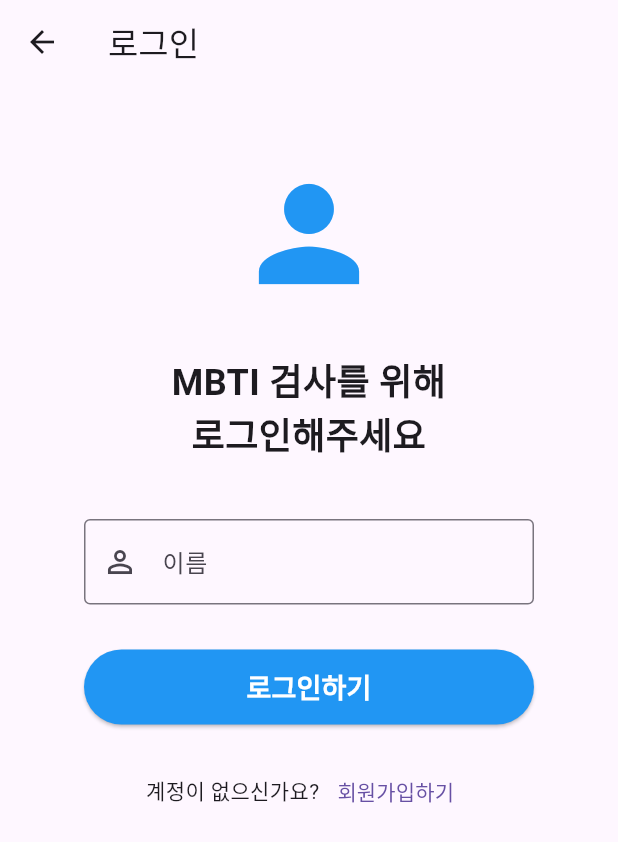
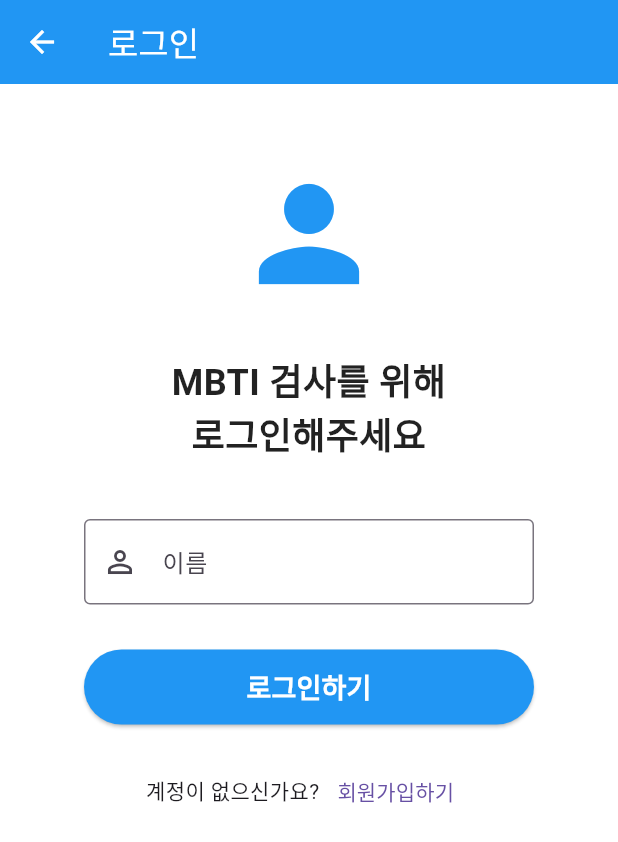
Before and after one commit to yeonhee-cho/MBTI, a Flutter app: the screen it shows after launch, after a tap on "로그인하기", on a phone screen of 412 x 824 dp. Shown: the top 842 px of the screen. Run offline on Flutter 3.47's test engine with Material 3 defaults, Android fonts, the phone set to English and light mode, and no system bars; our stand-ins replace connectivity_plus, dio, flutter_dotenv, geolocator, go_router, shared_preferences; missing offline and left inert: kakao_map_plugin; accounts and stored records are empty.

Commit message:
테마 작업

```diff
--- /dev/null
+++ b/frontend/lib/common/app_styles.dart
@@ -0,0 +1,361 @@
+// 어플 전체에서 사용할 색상들의 정의
+import 'dart:ui';
+
+import 'package:flutter/material.dart';
+
+/*
+* 일반적인 웹 디자인에서 사용하는 색상코드
+* rgb(rgb(255,255,255), rgba(rgba(0,0,0,0.9)),
+* hex(#fffff)
+*
+* 플러터에서 색상을 표기하는 방법
+* 방법 1 : hex 색상에 0xFF 붙이기 가장 일반적으로 많이 사용
+* 0xFF는 불투명도
+* Color(0xFF64B5F6)
+*       0xFF         64B5F6
+*       완전 보이게   hex 색상 표기
+*
+* 방법 2 : fromARGB
+* Color.fromARGB(255,100,181,246)
+*                Alpha
+*                투명도
+*
+* 방법 3 : fromRGB0 = rgb, rgba 와 비슷한 형태
+* Color.fromARGB(100,181,246, 1.0)
+*                             투명도를 0.0 ~ 1.0 사이
+*
+* 0xFF = 255 = 100% 불투명 (완전히 보임)
+* 0xCC = 204 = 80% 불투명
+* 0x99 = 153 = 60% 불투명
+* 0x66 = 102 = 40% 불투명
+* 0x33 =  51 = 20% 불투명
+* 0x00 =   0 = 0% 투명 (완전히 안 보임)
+*
+* 밝기 조절
+* Colors.blue[50]  // 매우 밝은 파란색
+* Colors.blue[500] // 기본 파란색
+* Colors.blue[900] // 매우 어두운 파란색
+* */
+class AppColors {
+  // Primary Colors
+  static const Color primary = Colors.blue;
+  static const Color primaryLight = Color(0xFF64B5F6);
+  static const Color primaryDark = Color(0xFF1976D2);
+
+
+  // Secondary Colors
+  static const Color secondary = Colors.green;
+  static const Color accent = Colors.amber;
+
+  // Text Colors
+  static const Color textPrimary = Colors.black87;
+  static const Color textSecondary = Colors.grey;
+  static const Color textWhite = Colors.white;
+
+  // Background Colors
+  static const Color background = Colors.white;
+  static const Color backgroundLight = Color(0xFFF5F5F5);
+  static const Color cardBackground = Color(0xFFFAFAFA);
+
+  // Status Colors
+  static const Color success = Colors.green;
+  static const Color error = Colors.red;
+  static const Color warning = Colors.orange;
+  static const Color info = Colors.blue;
+
+  // Grey Scale
+  static final Color grey50 = Colors.grey[50]!;
+  static final Color grey100 = Colors.grey[100]!;
+  static final Color grey200 = Colors.grey[200]!;
+  static final Color grey300 = Colors.grey[300]!;
+  static final Color grey600 = Colors.grey[600]!;
+  static final Color grey700 = Colors.grey[700]!;
+}
+
+/// 앱 전체에서 사용할 텍스트 스타일 정의
+class AppTextStyles {
+  // Headings
+  static const TextStyle h1 = TextStyle(
+    fontSize: 32,
+    fontWeight: FontWeight.bold,
+    color: AppColors.textPrimary,
+  );
+
+  static const TextStyle h2 = TextStyle(
+    fontSize: 28,
+    fontWeight: FontWeight.bold,
+    color: AppColors.textPrimary,
+  );
+
+  static const TextStyle h3 = TextStyle(
+    fontSize: 24,
+    fontWeight: FontWeight.bold,
+    color: AppColors.textPrimary,
+  );
+
+  static const TextStyle h4 = TextStyle(
+    fontSize: 20,
+    fontWeight: FontWeight.bold,
+    color: AppColors.textPrimary,
+  );
+
+  // Body Text
+  static const TextStyle body1 = TextStyle(
+    fontSize: 18,
+    color: AppColors.textPrimary,
+  );
+
+  static const TextStyle body2 = TextStyle(
+    fontSize: 16,
+    color: AppColors.textPrimary,
+  );
+
+  static const TextStyle body3 = TextStyle(
+    fontSize: 14,
+    color: AppColors.textPrimary,
+  );
+
+  // Special Text Styles
+  static const TextStyle button = TextStyle(
+    fontSize: 16,
+    fontWeight: FontWeight.w600,
+  );
+
+  static const TextStyle caption = TextStyle(
+    fontSize: 12,
+    color: AppColors.textSecondary,
+  );
+
+  static const TextStyle label = TextStyle(
+    fontSize: 14,
+    fontWeight: FontWeight.w500,
+    color: AppColors.textSecondary,
+  );
+
+  // MBTI 관련 특수 스타일
+  static const TextStyle mbtiType = TextStyle(
+    fontSize: 28,
+    fontWeight: FontWeight.bold,
+    color: AppColors.primary,
+  );
+
+  static const TextStyle mbtiTypeSmall = TextStyle(
+    fontSize: 18,
+    fontWeight: FontWeight.bold,
+    color: AppColors.textPrimary,
+  );
+
+  static const TextStyle scoreText = TextStyle(
+    fontSize: 16,
+    fontWeight: FontWeight.bold,
+  );
+}
+
+/// 앱 전체에서 사용할 간격(Spacing) 정의
+class AppSpacing {
+  static const double xs = 4.0;
+  static const double sm = 8.0;
+  static const double md = 16.0;
+  static const double lg = 24.0;
+  static const double xl = 32.0;
+  static const double xxl = 40.0;
+  static const double xxxl = 50.0;
+}
+
+/// 앱 전체에서 사용할 BorderRadius 정의
+class AppRadius {
+  static const double sm = 8.0;
+  static const double md = 12.0;
+  static const double lg = 16.0;
+  static const double xl = 20.0;
+  static const double circle = 999.0;
+
+  // BorderRadius 객체
+  static BorderRadius get smallRadius => BorderRadius.circular(sm);
+  static BorderRadius get mediumRadius => BorderRadius.circular(md);
+  static BorderRadius get largeRadius => BorderRadius.circular(lg);
+  static BorderRadius get extraLargeRadius => BorderRadius.circular(xl);
+  static BorderRadius get circleRadius => BorderRadius.circular(circle);
+}
+
+/// 앱 전체에서 사용할 아이콘 크기 정의
+class AppIconSize {
+  static const double xs = 16.0;
+  static const double sm = 20.0;
+  static const double md = 24.0;
+  static const double lg = 32.0;
+  static const double xl = 48.0;
+  static const double xxl = 64.0;
+  static const double xxxl = 80.0;
+  static const double huge = 100.0;
+}
+
+/// 앱 전체에서 사용할 버튼 스타일 정의
+class AppButtonStyles {
+  // Primary 버튼
+  static ButtonStyle primary = ElevatedButton.styleFrom(
+    backgroundColor: AppColors.primary,
+    foregroundColor: AppColors.textWhite,
+    padding: EdgeInsets.symmetric(horizontal: AppSpacing.lg, vertical: AppSpacing.md),
+    shape: RoundedRectangleBorder(
+      borderRadius: AppRadius.mediumRadius,
+    ),
+  );
+
+  // Secondary 버튼
+  static ButtonStyle secondary = ElevatedButton.styleFrom(
+    backgroundColor: AppColors.secondary,
+    foregroundColor: AppColors.textWhite,
+    padding: EdgeInsets.symmetric(horizontal: AppSpacing.lg, vertical: AppSpacing.md),
+    shape: RoundedRectangleBorder(
+      borderRadius: AppRadius.mediumRadius,
+    ),
+  );
+
+  // Outline 버튼
+  static ButtonStyle outline = ElevatedButton.styleFrom(
+    backgroundColor: Colors.transparent,
+    foregroundColor: AppColors.primary,
+    side: BorderSide(color: AppColors.primary, width: 2),
+    padding: EdgeInsets.symmetric(horizontal: AppSpacing.lg, vertical: AppSpacing.md),
+    shape: RoundedRectangleBorder(
+      borderRadius: AppRadius.mediumRadius,
+    ),
+  );
+
+  // Grey 버튼
+  static ButtonStyle grey = ElevatedButton.styleFrom(
+    backgroundColor: AppColors.grey300,
+    foregroundColor: AppColors.textPrimary,
+    padding: EdgeInsets.symmetric(horizontal: AppSpacing.lg, vertical: AppSpacing.md),
+    shape: RoundedRectangleBorder(
+      borderRadius: AppRadius.mediumRadius,
+    ),
+  );
+
+  // Danger 버튼
+  static ButtonStyle danger = ElevatedButton.styleFrom(
+    backgroundColor: AppColors.error,
+    foregroundColor: AppColors.textWhite,
+    padding: EdgeInsets.symmetric(horizontal: AppSpacing.lg, vertical: AppSpacing.md),
+    shape: RoundedRectangleBorder(
+      borderRadius: AppRadius.mediumRadius,
+    ),
+  );
+}
+
+// 앱 전체에서 사용할 Card 스타일 정의
+class AppCardStyles {
+  static BoxDecoration standard = BoxDecoration(
+    color: AppColors.cardBackground,
+    borderRadius: AppRadius.mediumRadius,
+    border: Border.all(color: AppColors.grey300),
+  );
+
+  static BoxDecoration elevated = BoxDecoration(
+    color: AppColors.background,
+    borderRadius: AppRadius.mediumRadius,
+    boxShadow: [
+      BoxShadow(
+        color: Colors.black.withOpacity(0.1),
+        blurRadius: 8,
+        offset: Offset(0, 2),
+      ),
+    ],
+  );
+
+  static BoxDecoration result = BoxDecoration(
+    color: AppColors.primary,
+    borderRadius: AppRadius.largeRadius,
+    border: Border.all(color: AppColors.primary, width: 2),
+  );
+}
+
+// 앱 전체에서 사용할 InputDecoration 정의
+class AppInputStyles {
+  static InputDecoration standard({
+    String? labelText,
+    String? hintText,
+    String? errorText,
+    IconData? prefixIcon,
+  }) {
+    return InputDecoration(
+      labelText: labelText,
+      hintText: hintText,
+      errorText: errorText,
+      prefixIcon: prefixIcon != null ? Icon(prefixIcon) : null,
+      border: OutlineInputBorder(
+        borderRadius: AppRadius.smallRadius,
+      ),
+      contentPadding: EdgeInsets.symmetric(
+        horizontal: AppSpacing.md,
+        vertical: AppSpacing.md,
+      ),
+    );
+  }
+}
+
+// 앱 전체에서 사용할 그림자 효과 정의
+class AppShadows {
+  static List<BoxShadow> small = [
+    BoxShadow(
+      color: Colors.black.withOpacity(0.05),
+      blurRadius: 4,
+      offset: Offset(0, 2),
+    ),
+  ];
+
+  static List<BoxShadow> medium = [
+    BoxShadow(
+      color: Colors.black.withOpacity(0.1),
+      blurRadius: 8,
+      offset: Offset(0, 4),
+    ),
+  ];
+
+  static List<BoxShadow> large = [
+    BoxShadow(
+      color: Colors.black.withOpacity(0.15),
+      blurRadius: 16,
+      offset: Offset(0, 8),
+    ),
+  ];
+}
+
+// 자주 사용하는 SizedBox 정의
+class AppSizedBox {
+  static const SizedBox h4 = SizedBox(height: 4);
+  static const SizedBox h8 = SizedBox(height: 8);
+  static const SizedBox h10 = SizedBox(height: 10);
+  static const SizedBox h16 = SizedBox(height: 16);
+  static const SizedBox h20 = SizedBox(height: 20);
+  static const SizedBox h24 = SizedBox(height: 24);
+  static const SizedBox h30 = SizedBox(height: 30);
+  static const SizedBox h40 = SizedBox(height: 40);
+  static const SizedBox h50 = SizedBox(height: 50);
+  static const SizedBox h60 = SizedBox(height: 60);
+
+  static const SizedBox w8 = SizedBox(width: 8);
+  static const SizedBox w16 = SizedBox(width: 16);
+  static const SizedBox w20 = SizedBox(width: 20);
+  static const SizedBox w24 = SizedBox(width: 24);
+}
+
+// 자주 사용하는 EdgeInsets 정의
+class AppPadding {
+  static const EdgeInsets zero = EdgeInsets.zero;
+  static const EdgeInsets all4 = EdgeInsets.all(4);
+  static const EdgeInsets all8 = EdgeInsets.all(8);
+  static const EdgeInsets all16 = EdgeInsets.all(16);
+  static const EdgeInsets all20 = EdgeInsets.all(20);
+  static const EdgeInsets all24 = EdgeInsets.all(24);
+
+  static const EdgeInsets horizontal16 = EdgeInsets.symmetric(horizontal: 16);
+  static const EdgeInsets horizontal20 = EdgeInsets.symmetric(horizontal: 20);
+  static const EdgeInsets vertical16 = EdgeInsets.symmetric(vertical: 16);
+  static const EdgeInsets vertical20 = EdgeInsets.symmetric(vertical: 20);
+
+  static const EdgeInsets symmetric16 = EdgeInsets.symmetric(horizontal: 16, vertical: 16);
+  static const EdgeInsets symmetric20 = EdgeInsets.symmetric(horizontal: 20, vertical: 20);
+  static const EdgeInsets page = EdgeInsets.symmetric(horizontal: 20, vertical: 50);
+}
--- a/frontend/lib/main.dart
+++ b/frontend/lib/main.dart
@@ -4,6 +4,7 @@ import 'package:frontend/common/constants.dart';
 import 'package:frontend/common/env_config.dart';
 import 'package:frontend/models/result_model.dart';
 import 'package:frontend/providers/auth_provider.dart';
+import 'package:frontend/providers/theme_provider.dart';
 import 'package:frontend/screens/history/result_detail_screen.dart';
 import 'package:frontend/screens/home/home_screen.dart';
 import 'package:frontend/screens/login/login_screen.dart';
@@ -154,12 +155,45 @@ class MyApp extends StatelessWidget {
     return MultiProvider(
       providers: [
         ChangeNotifierProvider(create: (_) => AuthProvider()),
+        ChangeNotifierProvider(create: (_) => ThemeProvider())
       ],
-      child: MaterialApp.router(
-        title: AppConstants.appName,
-        debugShowCheckedModeBanner: false,
-        // 경로 설정에 대한 것은 : _router 라는 변수 이름을 참고해서 사용하거라
-        routerConfig: _router,
+      child:
+      Consumer<ThemeProvider> (
+        builder: (context, themeProvider, child) {
+          return MaterialApp.router(
+            title: AppConstants.appName,
+            debugShowCheckedModeBanner: false,
+            // 경로 설정에 대한 것은 : _router 라는 변수 이름을 참고해서 사용하거라
+            routerConfig: _router,
+
+            themeMode: themeProvider.themeMode,
+            // 라이트 모드 디자인
+            theme: ThemeData(
+              brightness: Brightness.light,
+              // ThemeData와 같이 색상 팔레트를 설정하는 속성에는
+              // 개발자가 작성한 변수명칭의 색상을 사용할 수 없음
+              // Material 에서 만든 색상만 가능
+              primarySwatch: Colors.blue,
+              // primarySwatch: AppColors.primary, //
+              scaffoldBackgroundColor: Colors.white,
+              appBarTheme: AppBarTheme(
+                backgroundColor: Colors.blue,
+                foregroundColor: Colors.white,
+              )
+            ),
+
+            // 다크 모드 디자인
+            darkTheme: ThemeData(
+                brightness: Brightness.dark,
+                primarySwatch: Colors.indigo,
+                scaffoldBackgroundColor: Colors.grey[900],
+                appBarTheme: AppBarTheme(
+                  backgroundColor: Colors.grey[850],
+                  foregroundColor: Colors.white,
+                )
+            ),
+          );
+        }
       )
       /* 추후 라이트 테마 다크 테마
       * theme
--- /dev/null
+++ b/frontend/lib/providers/theme_provider.dart
@@ -0,0 +1,47 @@
+import 'package:flutter/cupertino.dart';
+import 'package:flutter/material.dart';
+import 'package:shared_preferences/shared_preferences.dart';
+
+// 보통 클래스가 아니라 모두에세 나를 알려야하는 클래스임을 표기
+// 내가 화이트면 모두 화이트로 공지하여 교체해 라는 클래스
+class ThemeProvider with ChangeNotifier {
+  // setter getter 에서 getter
+  /*
+  private ThemeMode themeMode;
+
+  public ThemeMode getThemeMode() {
+    _themeMode
+  }
+  */
+  // 원본을 유지하며
+  ThemeMode _themeMode = ThemeMode.system; // 어플 시스템 테마 속성을 _themeMode 담아서 관리
+  // 복제본으로 데이터 get 가져와 사용
+  // setter getter 에서 getter dart() {} 의미없이 쓰지말고 -> 끝내버리자 문법
+  ThemeMode get themeMode => _themeMode;
+
+  // 현재 다크모드인지 확인하는 getter
+  bool get isDarkMode => _themeMode == ThemeMode.dark;
+
+  ThemeProvider() {
+    // 생성되자마자 초기로 저장된 테마 불러오기
+    _loadTheme();
+  }
+
+  // 테마 변경
+  void toggleTheme(bool isDark) async {
+    _themeMode = isDark ? ThemeMode.dark : ThemeMode.light;
+    notifyListeners(); // UI 업데이트 전체 적용
+  }
+  // 저장된 테마 불러오기
+
+  Future<void> _loadTheme() async {
+    final prefs = await SharedPreferences.getInstance();
+    final isDark = prefs.getBool('isDarkMode');
+
+    // 저장된 값이 없으면 시스템 설정 유지, 있으면 해당 값 적용
+    if(isDark != null) {
+      _themeMode = isDark ? ThemeMode.dark : ThemeMode.light;
+      notifyListeners(); // 모두에세 공지하여 적용하겠다.
+    }
+  }
+}
--- a/frontend/lib/screens/home/home_screen.dart
+++ b/frontend/lib/screens/home/home_screen.dart
@@ -1,6 +1,7 @@
 import 'package:flutter/material.dart';
 import 'package:frontend/common/constants.dart';
 import 'package:frontend/providers/auth_provider.dart';
+import 'package:frontend/providers/theme_provider.dart';
 import 'package:frontend/services/network_service.dart';
 import 'package:frontend/widgets/home/guest_section.dart';
 import 'package:frontend/widgets/home/profile_menu.dart';
@@ -199,6 +200,18 @@ class _HomeScreenState extends State<HomeScreen> {
             title: const Text("MBTI 유형 검사"),
             // const를 생략할 경우 매번 불러와서 무거워 질 수 있으나 빼도 상관 없음
             actions: [
+              // 테마 변경 스위치
+              Row(
+                children: [
+                  Icon(Icons.dark_mode, size: 20),
+                  Switch(
+                      value: context.watch<ThemeProvider>().isDarkMode,
+                      onChanged: (value) {
+                        context.read<ThemeProvider>().toggleTheme(value);
+                      }
+                  )
+                ],
+              ),
               // 로그인 상태에 따라 버튼 표시
               if (isLoggedIn)
                 // 분리된 프로필 메뉴 위젯에
--- a/frontend/lib/screens/login/login_screen.dart
+++ b/frontend/lib/screens/login/login_screen.dart
@@ -1,4 +1,5 @@
 import 'package:flutter/material.dart';
+import 'package:frontend/common/app_styles.dart';
 import 'package:frontend/providers/auth_provider.dart';
 import 'package:frontend/services/api_service.dart';
 import 'package:go_router/go_router.dart';
@@ -172,7 +173,7 @@ class LoginScreenState extends State<LoginScreen> {
         child: Center(
           child : Container(
 
-            padding: EdgeInsets.symmetric(vertical: 50, horizontal: 20),
+            padding: AppPadding.page,
 
           /* 4-3: Column으로 세로 배치 */
             child: Column(
@@ -180,18 +181,22 @@ class LoginScreenState extends State<LoginScreen> {
               children: [
                 /* 5: 각 위젯 구현 */
                 /* 5-1: 사용자 아이콘 추가 */
-                Icon(Icons.person, size: 100, color: Colors.blue),
+                Icon(
+                    Icons.person,
+                    size: AppIconSize.huge,
+                    color: AppColors.primary,
+                ),
                 /* 5-2: 간격 추가 */
-                SizedBox(height: 30),
+                AppSizedBox.h30,
 
                 /* 5-3: 안내 문구 Text 위젯 */
                 Text(
                     'MBTI 검사를 위해\n로그인해주세요',
-                    style: TextStyle(fontSize: 24, fontWeight: FontWeight.bold),
+                    style: AppTextStyles.h3,
                     textAlign: TextAlign.center,
                 ),
                 /* 5-4: 간격 추가 */
-                SizedBox(height: 40),
+                AppSizedBox.h40,
 
                 /* 5-5: TextField 위젯 구현*/
                 // controller: _nameController 연결
```
